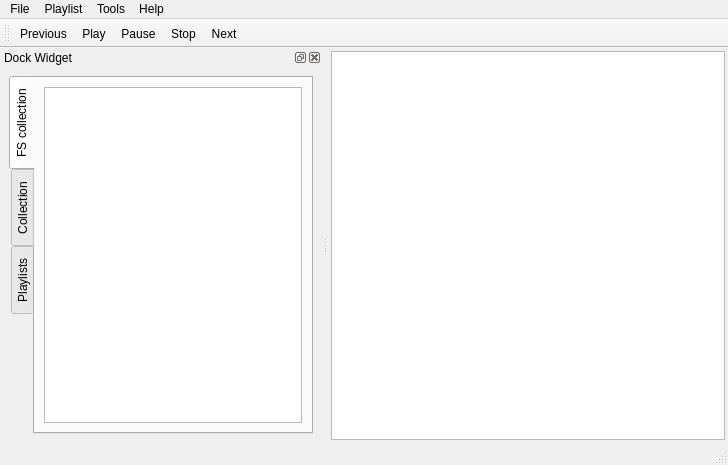
Old version of the form mainwindow.ui in the repository ksv1986/qsmmp.
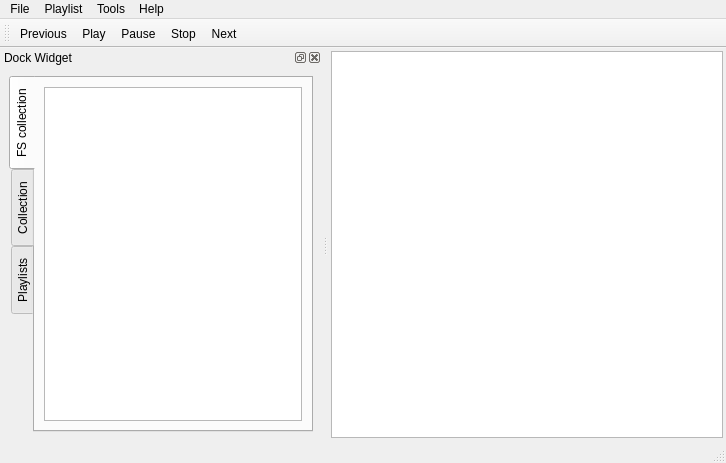
New version of the form. Icons and pictures are not drawn. Custom widgets are drawn as their Qt base class.

Commit message: Play/Pause by mouse middle click on tray icon

```diff
--- a/mainwindow.ui
+++ b/mainwindow.ui
@@ -6,8 +6,8 @@
    <rect>
     <x>0</x>
     <y>0</y>
-    <width>728</width>
-    <height>465</height>
+    <width>726</width>
+    <height>463</height>
    </rect>
   </property>
   <property name="windowTitle">
@@ -51,7 +51,7 @@
     <rect>
      <x>0</x>
      <y>0</y>
-     <width>728</width>
+     <width>726</width>
      <height>25</height>
     </rect>
    </property>
```
Left out of the diff: 3 changed lines with no effect on the pictures. The commit also changes 1 other file.
